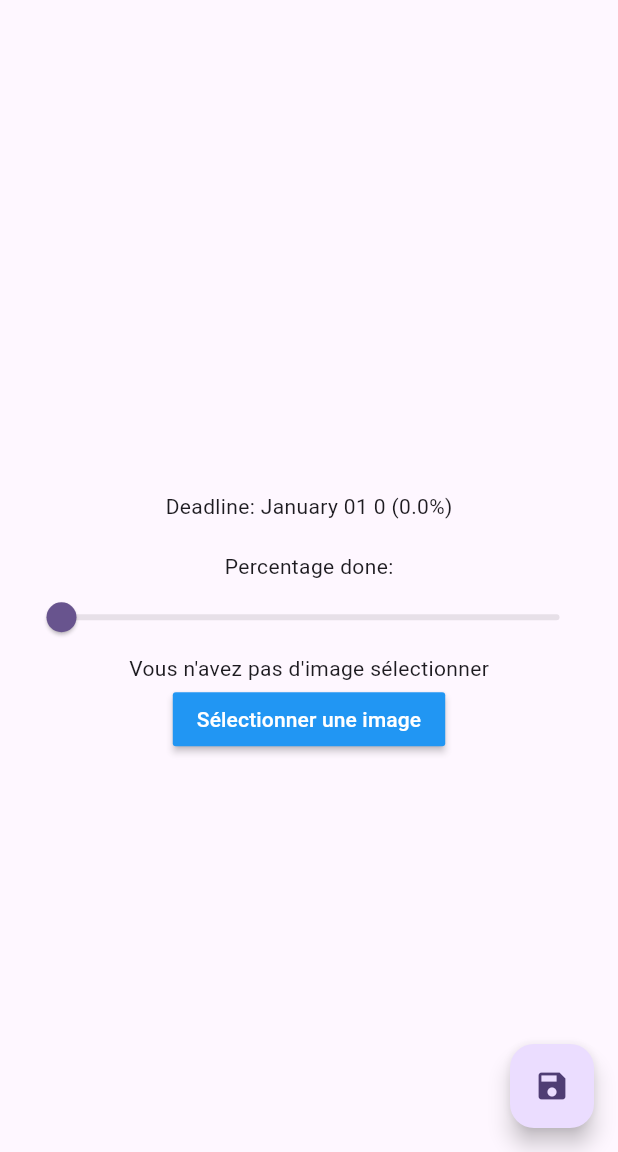
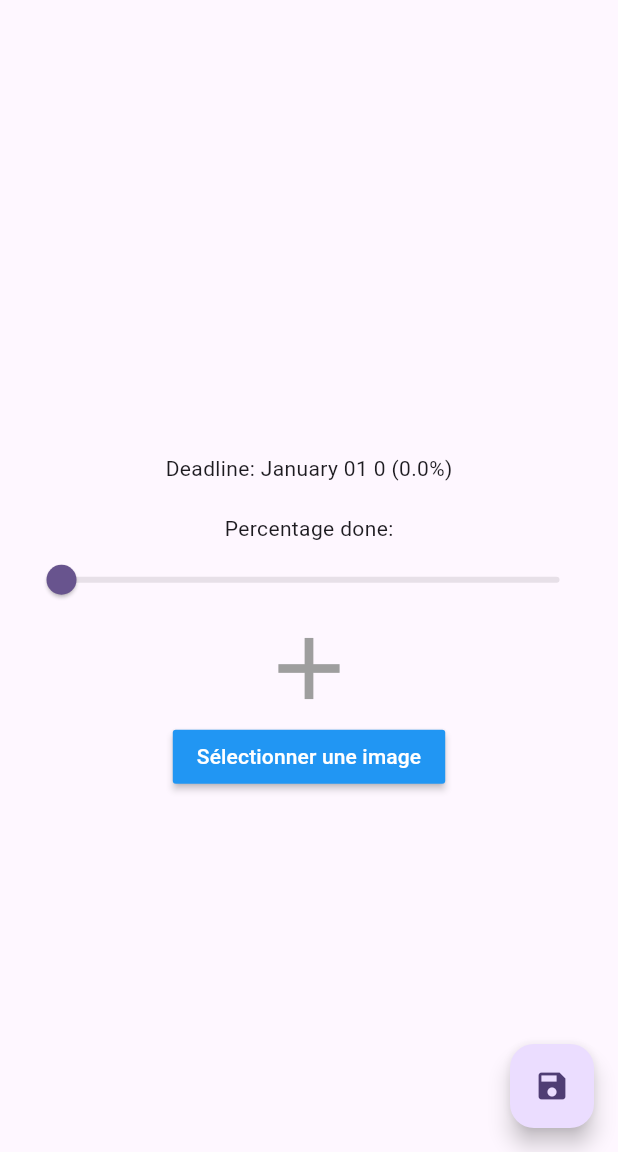
Before and after one commit to MathRoy12/Mobile_Avancee_TP1-2, a Flutter app: the DetailPage screen opened directly with empty values, on a phone screen of 412 x 824 dp, the part 84-1236 px from its top. Run offline on Flutter 3.47's test engine with Material 3 defaults, Android fonts, the light colour scheme and no system bars; our stand-ins replace cookie_jar, dio, dio_cookie_manager, image_picker; network calls fail.

Commit message:
FCT Load image on detail

```diff
--- a/lib/dto/transfer.dart
+++ b/lib/dto/transfer.dart
@@ -125,6 +125,7 @@ class TaskDetailPhotoResponse{
   @JsonKey(fromJson: _fromJson, toJson: _toJson)
   DateTime deadline = DateTime(0);
   List<ProgressEvent> events = [];
+  int photoId = 0;
 
   factory TaskDetailPhotoResponse.fromJson(Map<String, dynamic> json) => _$TaskDetailPhotoResponseFromJson(json);
 
--- a/lib/pages/detail_page.dart
+++ b/lib/pages/detail_page.dart
@@ -19,7 +19,7 @@ class DetailPage extends StatefulWidget {
 }
 
 class _DetailPageState extends State<DetailPage> {
-  TaskDetailResponse res = TaskDetailResponse();
+  TaskDetailPhotoResponse res = TaskDetailPhotoResponse();
   XFile? pickedImage;
   String imageURL = "";
 
@@ -35,8 +35,8 @@ class _DetailPageState extends State<DetailPage> {
   getImage() async {
     ImagePicker picker = ImagePicker();
     pickedImage = await picker.pickImage(source: ImageSource.gallery);
-    if(pickedImage != null){
-      String res = await saveImage(pickedImage!,widget.id);
+    if (pickedImage != null) {
+      String res = await saveImage(pickedImage!, widget.id);
       imageURL = 'http://10.0.2.2:8080/file/$res';
     }
     setState(() {});
@@ -45,6 +45,9 @@ class _DetailPageState extends State<DetailPage> {
   void loadDetail() async {
     res = await getTaskDetail(widget.id);
     percentageDone = res.percentageDone;
+    if (res.photoId > 0) {
+      imageURL = 'http://10.0.2.2:8080/file/${res.photoId}';
+    }
     setState(() {});
   }
 
@@ -89,7 +92,11 @@ class _DetailPageState extends State<DetailPage> {
                     setState(() {});
                   }),
               (imageURL == "")
-                  ? const Text("Vous n'avez pas d'image sélectionner")
+                  ? const Icon(
+                      Icons.add,
+                      color: Colors.grey,
+                      size: 70,
+                    )
                   : Image.network(imageURL),
               MaterialButton(
                 onPressed: getImage,
--- a/lib/services/http_service.dart
+++ b/lib/services/http_service.dart
@@ -49,9 +49,9 @@ Future<String> addTask(AddTaskRequest req) async {
   return response.data;
 }
 
-Future<TaskDetailResponse> getTaskDetail(int id) async {
-  var response = await SingletonDio.getDio().get('${url}api/detail/$id');
-  return TaskDetailResponse.fromJson(response.data);
+Future<TaskDetailPhotoResponse> getTaskDetail(int id) async {
+  var response = await SingletonDio.getDio().get('${url}api/detail/photo/$id');
+  return TaskDetailPhotoResponse.fromJson(response.data);
 }
 
 Future<String> saveProgress(int id, int progressValue) async {
```
Also changed, not shown: lib/dto/transfer.g.dart.
